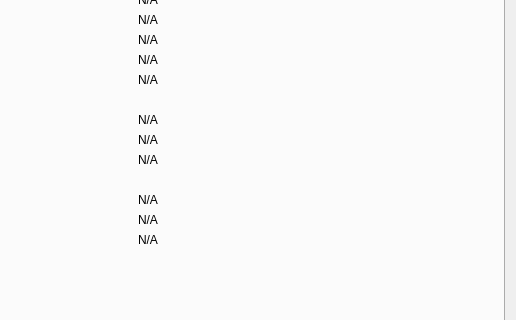
The window that src/qt/forms/rpcconsole.ui (guapcrypto/Guapcoin) describes before a commit, drawn with Qt 5; both pictures show x 253 to 769 and y 93 to 413 of the 769 by 496 pixel window.
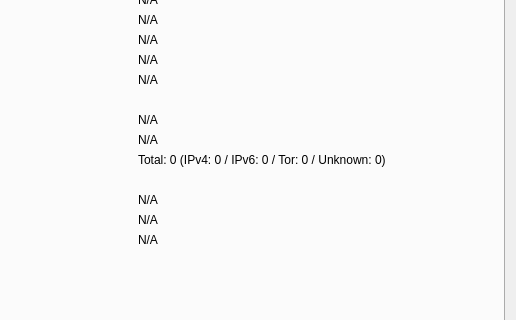
The same window after the commit. The open tabs and pages were chosen to show the change. Icons and pictures are not drawn. Custom widgets are drawn as their Qt base class.

```diff
--- a/src/qt/forms/rpcconsole.ui
+++ b/src/qt/forms/rpcconsole.ui
@@ -244,7 +244,7 @@
           <cursorShape>IBeamCursor</cursorShape>
          </property>
          <property name="text">
-          <string>N/A</string>
+          <string>Total: 0 (IPv4: 0 / IPv6: 0 / Tor: 0 / Unknown: 0)</string>
          </property>
          <property name="textFormat">
           <enum>Qt::PlainText</enum>
```
